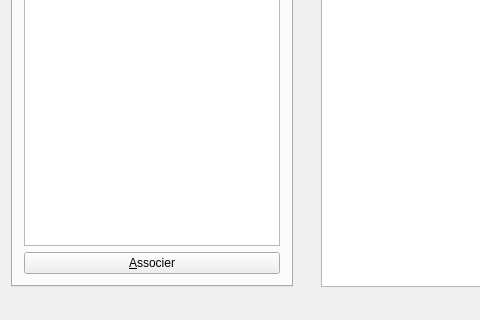
The window that rsase/SGBag/ui/fenetreprincipale.ui (padenot/usdp) describes before a commit, drawn with Qt 5; both pictures show x 0 to 480 and y 352 to 672 of the 1146 by 672 pixel window.
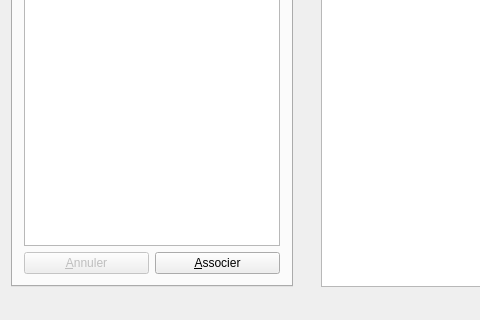
The same window after the commit. The open tabs and pages were chosen to show the change. Icons and pictures are not drawn.

```diff
--- a/rsase/SGBag/ui/fenetreprincipale.ui
+++ b/rsase/SGBag/ui/fenetreprincipale.ui
@@ -117,7 +117,7 @@
    </attribute>
    <widget class="QWidget" name="dockWidgetContents">
     <layout class="QGridLayout" name="gridLayout_2">
-     <item row="0" column="0">
+     <item row="0" column="1">
       <widget class="QTabWidget" name="tabWidget">
        <property name="currentIndex">
         <number>1</number>
@@ -190,11 +190,25 @@
           </widget>
          </item>
          <item row="2" column="0">
+          <layout class="QHBoxLayout" name="horizontalLayout_2">
+           <item>
+            <widget class="QPushButton" name="volAnnulerButton">
+             <property name="enabled">
+              <bool>false</bool>
+             </property>
+             <property name="text">
+              <string>&amp;Annuler</string>
+             </property>
+            </widget>
+           </item>
+           <item>
           <widget class="QPushButton" name="volAssocierButton">
            <property name="text">
             <string>&amp;Associer</string>
            </property>
           </widget>
+           </item>
+          </layout>
          </item>
         </layout>
        </widget>
```
Left out of the diff: 4 changed lines with no effect on the pictures. Lines whose indentation alone changed are shown as unchanged.
